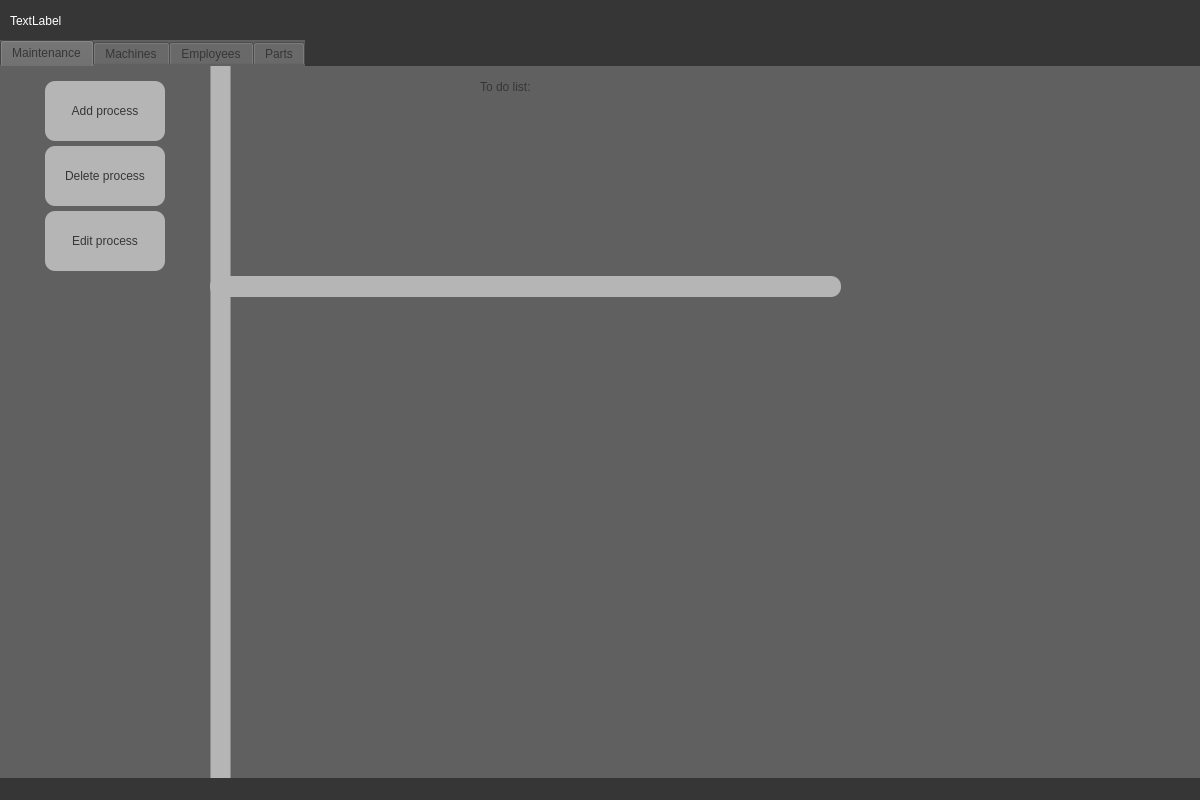
This is AppWindow.ui in asuXie/Machine-Maintenance-System-MMS as Qt 5 draws it before an edit. The edited form follows.
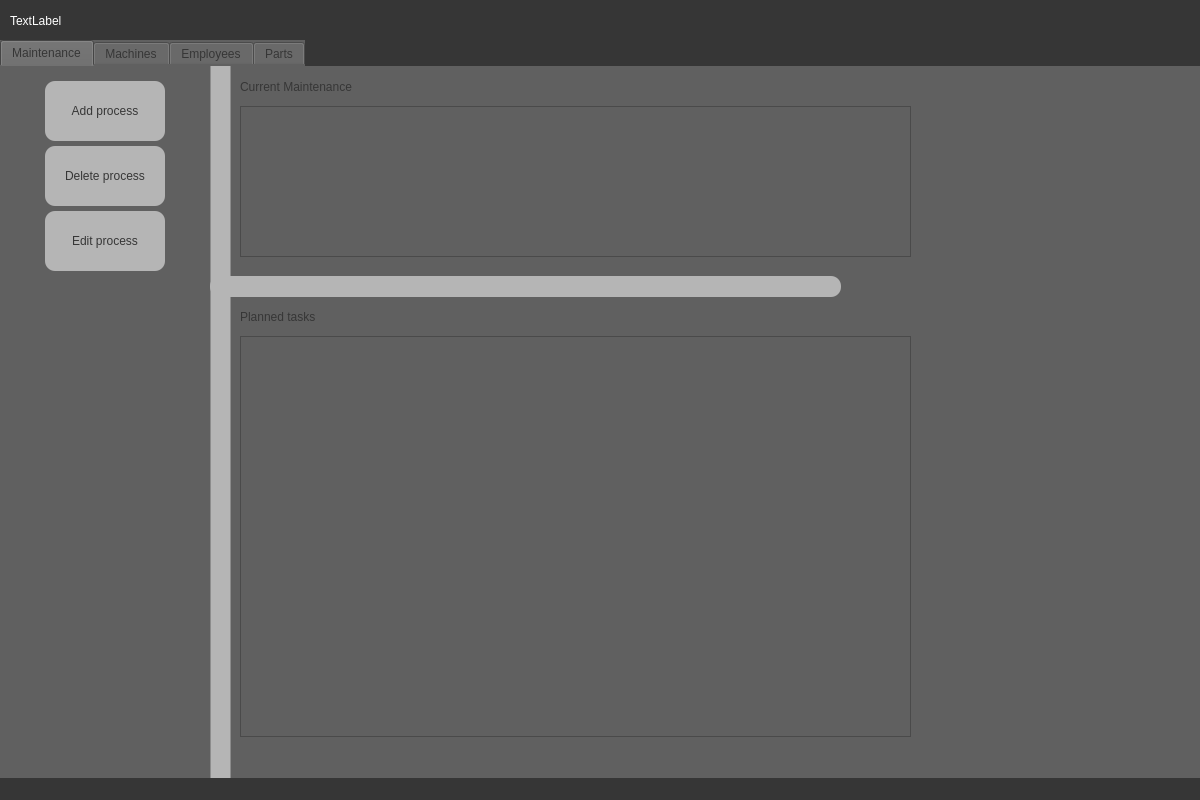
This is the edited form. The open tabs and pages were chosen to show the change.

```diff
--- a/AppWindow.ui
+++ b/AppWindow.ui
@@ -189,9 +189,9 @@
      <widget class="QLabel" name="label">
       <property name="geometry">
        <rect>
-        <x>480</x>
+        <x>240</x>
         <y>10</y>
-        <width>111</width>
+        <width>261</width>
         <height>21</height>
        </rect>
       </property>
@@ -203,7 +203,47 @@
 background-color: rgb(96, 96, 96);</string>
       </property>
       <property name="text">
-       <string>To do list:</string>
+       <string>Current Maintenance</string>
+      </property>
+     </widget>
+     <widget class="QTableWidget" name="plannedProcess">
+      <property name="geometry">
+       <rect>
+        <x>240</x>
+        <y>270</y>
+        <width>671</width>
+        <height>401</height>
+       </rect>
+      </property>
+     </widget>
+     <widget class="QTableWidget" name="processToDo">
+      <property name="geometry">
+       <rect>
+        <x>240</x>
+        <y>40</y>
+        <width>671</width>
+        <height>151</height>
+       </rect>
+      </property>
+     </widget>
+     <widget class="QLabel" name="label_2">
+      <property name="geometry">
+       <rect>
+        <x>240</x>
+        <y>240</y>
+        <width>231</width>
+        <height>21</height>
+       </rect>
+      </property>
+      <property name="styleSheet">
+       <string notr="true">color: rgb(54, 54, 54);
+border-color: rgb(96, 96, 96);
+selection-color: rgb(0, 0, 0);
+font: 16pt &quot;Verdana&quot;;
+background-color: rgb(96, 96, 96);</string>
+      </property>
+      <property name="text">
+       <string>Planned tasks</string>
       </property>
      </widget>
     </widget>
```
Left out of the diff: 2 changed lines with no effect on the pictures.
